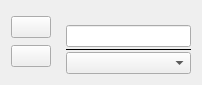
Qt form ui/spinbox_a.ui (analogdevicesinc/scopy) before a commit.
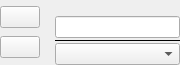
The same form after that commit.

Commit message: SpinboxA: Remove layout margins

Patch:
```diff
--- a/ui/spinbox_a.ui
+++ b/ui/spinbox_a.ui
@@ -6,8 +6,8 @@
    <rect>
     <x>0</x>
     <y>0</y>
-    <width>202</width>
-    <height>84</height>
+    <width>180</width>
+    <height>65</height>
    </rect>
   </property>
   <property name="sizePolicy">
@@ -23,6 +23,18 @@
    <property name="spacing">
     <number>15</number>
    </property>
+   <property name="leftMargin">
+    <number>0</number>
+   </property>
+   <property name="topMargin">
+    <number>0</number>
+   </property>
+   <property name="rightMargin">
+    <number>0</number>
+   </property>
+   <property name="bottomMargin">
+    <number>0</number>
+   </property>
    <item>
     <layout class="QVBoxLayout" name="verticalLayout">
      <property name="spacing">
```
